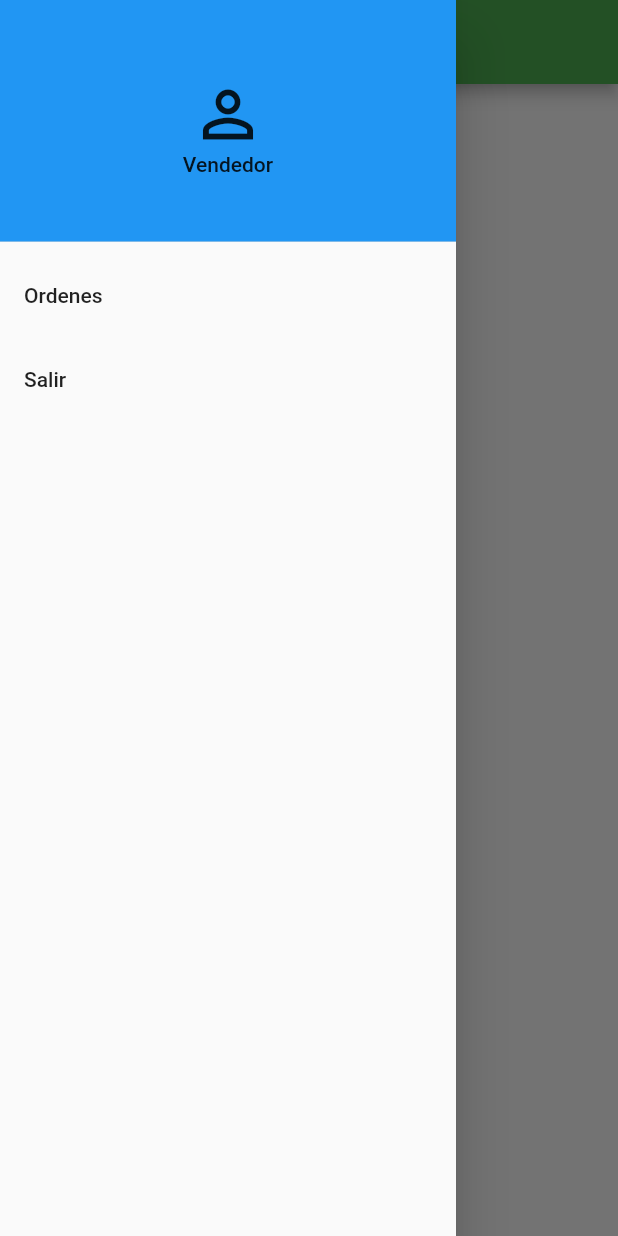
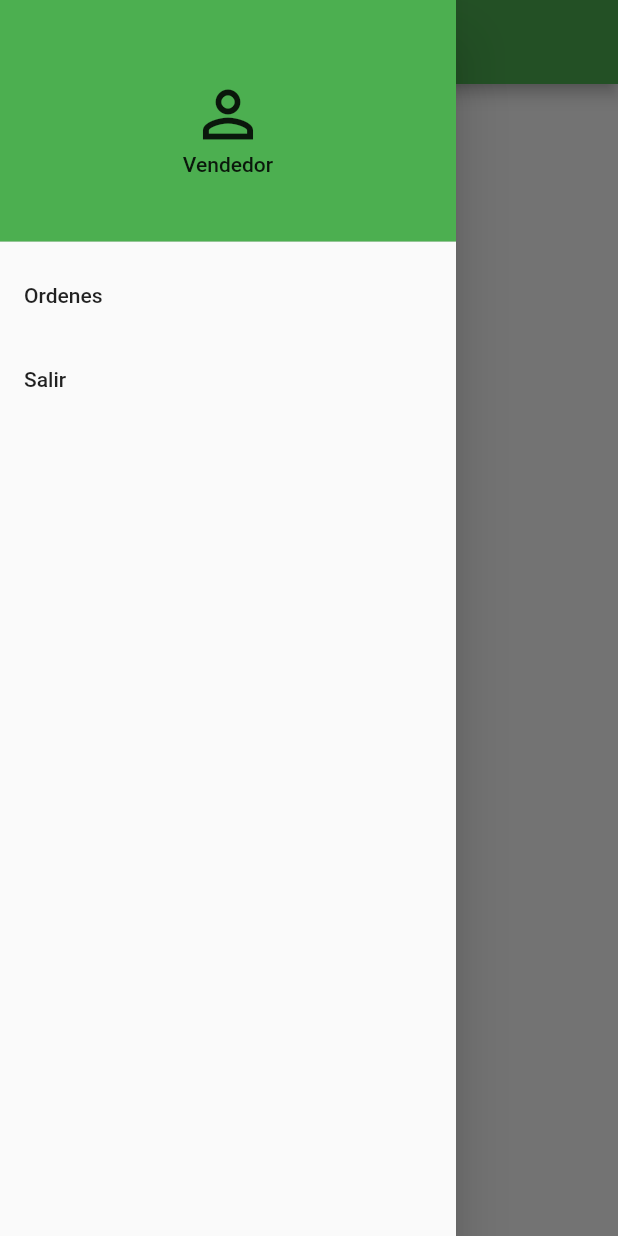
Before and after one commit to pablo384/VENDEDOR-BDSPL, a Flutter app: the Home screen opened directly, with the side drawer open, on a phone screen of 412 x 824 dp. Run offline on Flutter 3.47's test engine with Material 2 defaults, Android fonts, the phone set to English and light mode, and no system bars; our stand-ins replace badges, firebase_analytics, firebase_database, font_awesome_flutter, rxdart, shared_preferences; accounts and stored records are empty.

Commit message:
⛵️ ajustes

```diff
--- a/lib/components/MenuDrawer.dart
+++ b/lib/components/MenuDrawer.dart
@@ -35,7 +35,7 @@ class _MenuDrawerState extends State<MenuDrawer> {
               ),
             ),
             decoration: BoxDecoration(
-              color: Colors.blue,
+              color: Theme.of(context).primaryColor,
             ),
           ),
           ListTile(
--- a/lib/services/DatabaseService.dart
+++ b/lib/services/DatabaseService.dart
@@ -25,21 +25,26 @@ class DatabaseService {
   static Future<List<ClientDataModel>> getClientsOnce() async {
     var data = await database.reference().child("clientes").once();
     var config = await StorageService.getConfig();
-    var semana = 0;
+    var dayWeek = await StorageService.getWeekAndDay();
+    var nDay = Util.getWLetterFromStr(dayWeek[1]);
+    var week = dayWeek[0].contains("1") || dayWeek[0].contains("3") ? 1 : 2;
+    print("DIA Y SEMANA:: $nDay  $week");
     // var semana = 0;
-    // DateTime.now().
-    // var response = [];
-    if (DateTime.now().day > 0) semana = 1;
-    if (DateTime.now().day > 7) semana = 2;
-    if (DateTime.now().day > 14) semana = 1;
-    if (DateTime.now().day > 23) semana = 2;
+    // // var semana = 0;
+    // // DateTime.now().
+    // // var response = [];
+    // if (DateTime.now().day > 0) semana = 1;
+    // if (DateTime.now().day > 7) semana = 2;
+    // if (DateTime.now().day > 14) semana = 1;
+    // if (DateTime.now().day > 23) semana = 2;
     List<ClientDataModel> response = [];
     // semana = 1;
     var res = Map.castFrom(data.value);
     print("lisener 02  mi ruta: ${config.ruta}");
     for (var key in res.keys) {
       // print("semana ${res[key]['SEMANA']}");
-      if (res[key]['SEMANA'] == semana.toString() &&
+      if (res[key]['SEMANA'] == week.toString() &&
+          res[key]['DIA'] == nDay &&
           config.ruta == res[key]['RUTA']) {
         var cl = ClientDataModel.fromJson({...res[key], "id": key});
         cl.visited = await StorageService.getVisitedClient(cl.id);
@@ -47,6 +52,9 @@ class DatabaseService {
         response.add(cl);
       }
     }
+    // int.tryParse()
+    response
+        .sort((a, b) => int.tryParse(a.orden).compareTo(int.tryParse(b.orden)));
     return response;
   }
 
--- a/lib/services/StorageService.dart
+++ b/lib/services/StorageService.dart
@@ -51,6 +51,22 @@ class StorageService {
     return data;
   }
 
+  static Future<void> setWeekAndDay(
+    String day,
+    String week,
+  ) async {
+    var pref = await SharedPreferences.getInstance();
+    await pref.setString("s-week", day);
+    await pref.setString("s-day", week);
+  }
+
+  static Future<List<String>> getWeekAndDay() async {
+    var pref = await SharedPreferences.getInstance();
+    var wek = pref.getString("s-week");
+    var day = pref.getString("s-day");
+    return [day, wek];
+  }
+
   static Future<bool> getNotSellslient(
     String code,
   ) async {
--- a/lib/views/Home.dart
+++ b/lib/views/Home.dart
@@ -59,7 +59,7 @@ class _HomeState extends State<Home> {
                         ),
                       Flexible(
                         child: Text(
-                          " ${val.clienteNombre} ",
+                          " ${val.id} | ${val.clienteNombre} ",
                         ),
                       ),
                     ],
--- a/lib/views/pedidos/OrdersPage.dart
+++ b/lib/views/pedidos/OrdersPage.dart
@@ -18,7 +18,7 @@ class _OrdersPageState extends State<OrdersPage> {
   List<Factura> filteredProducts =
       new List<Factura>(); // names filtered by search text
   Icon _searchIcon = new Icon(Icons.search);
-  Widget _appBarTitle = new Text('Search Example');
+  Widget _appBarTitle = new Text('Ordenes');
 
   _OrdersPageState() {
     _filter.addListener(() {
@@ -197,7 +197,7 @@ class _OrdersPageState extends State<OrdersPage> {
       } else {
         this._searchIcon = new Icon(Icons.search);
         this._appBarTitle = new Text(
-          'Busca tu producto',
+          'Ordenes',
         );
         filteredProducts = products;
         _filter.clear();
--- a/lib/views/products/SelectProductPage.dart
+++ b/lib/views/products/SelectProductPage.dart
@@ -95,7 +95,8 @@ class _SelectProductPageState extends State<SelectProductPage> {
                 mainAxisSize: MainAxisSize.min,
                 crossAxisAlignment: CrossAxisAlignment.start,
                 children: <Widget>[
-                  Text(filteredProducts[index].descLarga),
+                  Text("${filteredProducts[index].id}"),
+                  Text("${filteredProducts[index].descLarga}"),
                   Text("Existencia:" + filteredProducts[index].ultExist),
                   Text("Precio:" + filteredProducts[index].precio),
                 ],
```
Also changed, not shown: lib/Global.dart (+55 -0 lines), lib/views/login_form.dart (+23 -3 lines).
